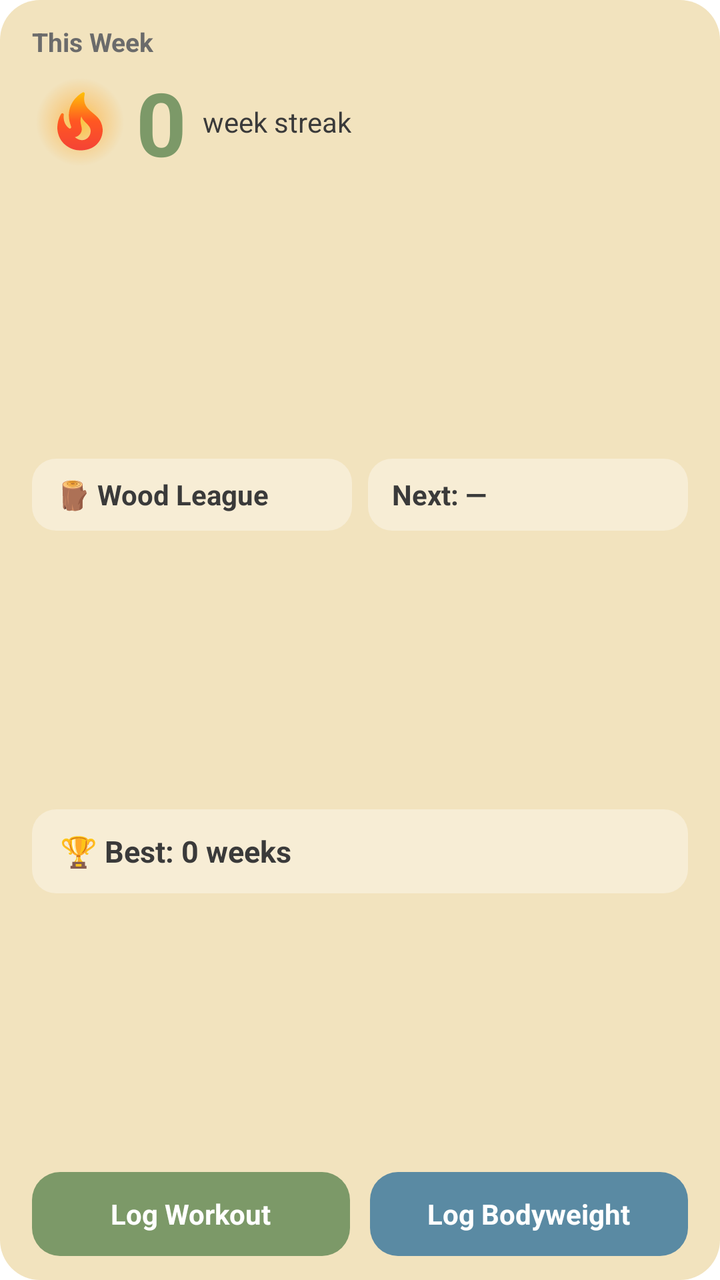
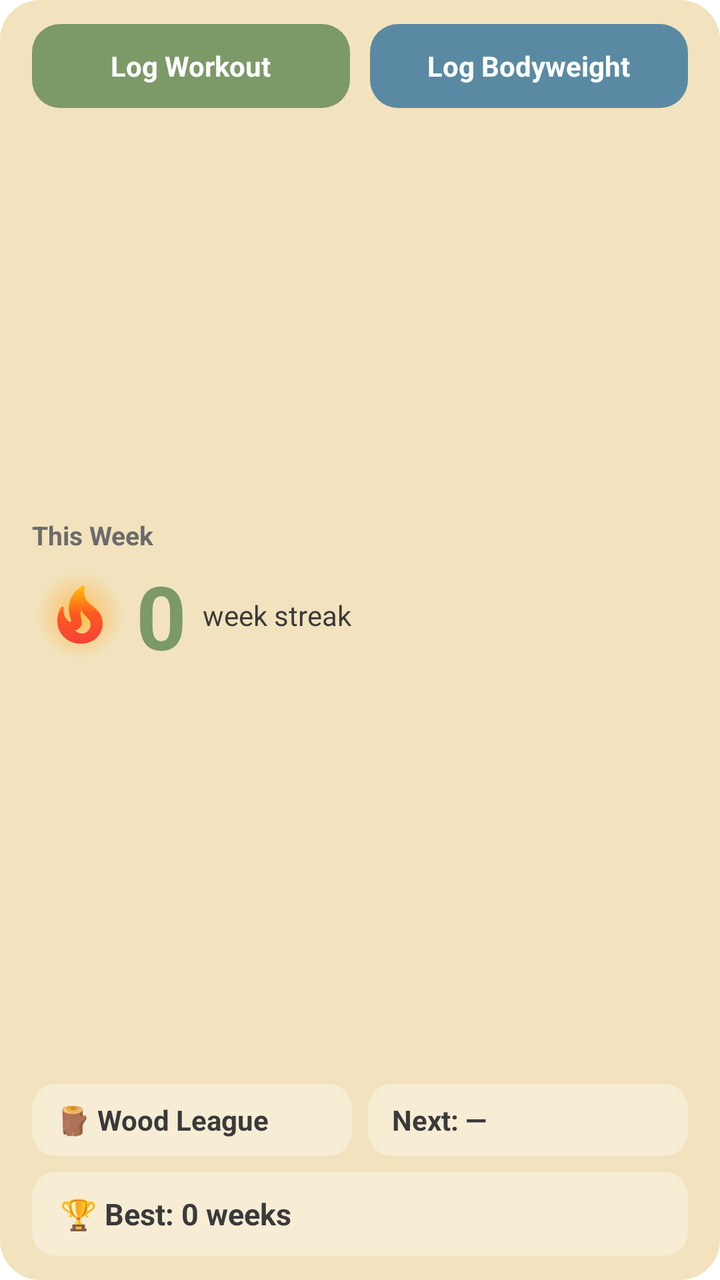

An Android layout rendered at two revisions. The XML below is the earlier revision; the diff shows what the commit changed to produce the second picture.
<!-- AndroidManifest.xml: fallback theme Theme.MaterialComponents.DayNight.NoActionBar -->
<!-- res/layout/widget_xlarge.xml -->
<?xml version="1.0" encoding="utf-8"?>
<FrameLayout xmlns:android="http://schemas.android.com/apk/res/android"
    android:id="@+id/widget_root"
    android:layout_width="match_parent"
    android:layout_height="match_parent">

    <ImageView
        android:id="@+id/bg_card"
        android:layout_width="match_parent"
        android:layout_height="match_parent"
        android:scaleType="fitXY"
        android:src="@drawable/widget_background"
        android:tint="@color/widget_background" />

    <LinearLayout
        android:layout_width="match_parent"
        android:layout_height="match_parent"
        android:orientation="vertical"
        android:paddingStart="16dp"
        android:paddingEnd="16dp"
        android:paddingTop="12dp"
        android:paddingBottom="12dp">

        <TextView
            android:id="@+id/header_text"
            android:layout_width="wrap_content"
            android:layout_height="wrap_content"
            android:text="This Week"
            android:textColor="@color/widget_text_muted"
            android:textSize="13sp"
            android:textStyle="bold" />

        <LinearLayout
            android:layout_width="match_parent"
            android:layout_height="wrap_content"
            android:layout_marginTop="2dp"
            android:orientation="horizontal"
            android:gravity="center_vertical">

            <FrameLayout
                android:layout_width="48dp"
                android:layout_height="48dp">

                <ImageView
                    android:id="@+id/fire_glow"
                    android:layout_width="match_parent"
                    android:layout_height="match_parent"
                    android:src="@drawable/widget_fire_glow" />

                <ImageView
                    android:id="@+id/fire_icon"
                    android:layout_width="34dp"
                    android:layout_height="34dp"
                    android:layout_gravity="center"
                    android:src="@drawable/ic_widget_fire_active" />
            </FrameLayout>

            <TextView
                android:id="@+id/streak_text"
                android:layout_width="wrap_content"
                android:layout_height="wrap_content"
                android:layout_marginStart="4dp"
                android:text="0"
                android:textColor="@color/widget_hero"
                android:textSize="44sp"
                android:textStyle="bold" />

            <TextView
                android:id="@+id/streak_label"
                android:layout_width="wrap_content"
                android:layout_height="wrap_content"
                android:layout_marginStart="8dp"
                android:text="week streak"
                android:textColor="@color/widget_text_dark"
                android:textSize="14sp" />
        </LinearLayout>

        <FrameLayout
            android:layout_width="match_parent"
            android:layout_height="0dp"
            android:layout_weight="1" />

        <LinearLayout
            android:layout_width="match_parent"
            android:layout_height="36dp"
            android:orientation="horizontal">

            <FrameLayout
                android:layout_width="0dp"
                android:layout_height="match_parent"
                android:layout_weight="1"
                android:layout_marginEnd="4dp">

                <ImageView
                    android:id="@+id/league_chip_bg"
                    android:layout_width="match_parent"
                    android:layout_height="match_parent"
                    android:scaleType="fitXY"
                    android:src="@drawable/widget_chip_bg"
                    android:tint="@color/widget_surface" />

                <TextView
                    android:id="@+id/league_text"
                    android:layout_width="match_parent"
                    android:layout_height="match_parent"
                    android:gravity="center_vertical"
                    android:paddingStart="12dp"
                    android:paddingEnd="12dp"
                    android:maxLines="1"
                    android:ellipsize="end"
                    android:autoSizeTextType="uniform"
                    android:autoSizeMinTextSize="10sp"
                    android:autoSizeMaxTextSize="14sp"
                    android:text="🪵 Wood League"
                    android:textColor="@color/widget_text_dark"
                    android:textSize="14sp"
                    android:textStyle="bold" />
            </FrameLayout>

            <FrameLayout
                android:layout_width="0dp"
                android:layout_height="match_parent"
                android:layout_weight="1"
                android:layout_marginStart="4dp">

                <ImageView
                    android:id="@+id/next_chip_bg"
                    android:layout_width="match_parent"
                    android:layout_height="match_parent"
                    android:scaleType="fitXY"
                    android:src="@drawable/widget_chip_bg"
                    android:tint="@color/widget_surface" />

                <TextView
                    android:id="@+id/next_workout_text"
                    android:layout_width="match_parent"
                    android:layout_height="match_parent"
                    android:gravity="center_vertical"
                    android:paddingStart="12dp"
                    android:paddingEnd="12dp"
                    android:maxLines="1"
                    android:ellipsize="end"
                    android:text="Next: —"
                    android:textColor="@color/widget_text_dark"
                    android:textSize="14sp"
                    android:textStyle="bold" />
            </FrameLayout>
        </LinearLayout>

        <FrameLayout
            android:layout_width="match_parent"
            android:layout_height="0dp"
            android:layout_weight="1" />

        <FrameLayout
            android:layout_width="match_parent"
            android:layout_height="42dp">

            <ImageView
                android:id="@+id/best_chip_bg"
                android:layout_width="match_parent"
                android:layout_height="match_parent"
                android:scaleType="fitXY"
                android:src="@drawable/widget_chip_bg"
                android:tint="@color/widget_surface" />

            <LinearLayout
                android:layout_width="match_parent"
                android:layout_height="match_parent"
                android:orientation="horizontal"
                android:gravity="center_vertical"
                android:paddingStart="14dp"
                android:paddingEnd="14dp">

                <TextView
                    android:id="@+id/best_text"
                    android:layout_width="0dp"
                    android:layout_height="wrap_content"
                    android:layout_weight="1"
                    android:maxLines="1"
                    android:ellipsize="end"
                    android:text="🏆 Best: 0 weeks"
                    android:textColor="@color/widget_text_dark"
                    android:textSize="15sp"
                    android:textStyle="bold" />

                <TextView
                    android:id="@+id/best_ended_text"
                    android:layout_width="wrap_content"
                    android:layout_height="wrap_content"
                    android:layout_marginStart="8dp"
                    android:maxLines="1"
                    android:text=""
                    android:textColor="@color/widget_text_muted"
                    android:textSize="13sp" />
            </LinearLayout>
        </FrameLayout>

        <FrameLayout
            android:layout_width="match_parent"
            android:layout_height="0dp"
            android:layout_weight="1" />

        <LinearLayout
            android:layout_width="match_parent"
            android:layout_height="42dp"
            android:orientation="horizontal">

            <FrameLayout
                android:id="@+id/log_button"
                android:layout_width="0dp"
                android:layout_height="match_parent"
                android:layout_weight="1"
                android:layout_marginEnd="5dp">

                <ImageView
                    android:id="@+id/log_button_bg"
                    android:layout_width="match_parent"
                    android:layout_height="match_parent"
                    android:scaleType="fitXY"
                    android:src="@drawable/widget_button_bg"
                    android:tint="@color/widget_hero" />

                <TextView
                    android:id="@+id/log_button_text"
                    android:layout_width="wrap_content"
                    android:layout_height="wrap_content"
                    android:layout_gravity="center"
                    android:maxLines="1"
                    android:text="Log Workout"
                    android:textColor="@color/widget_text_on_hero"
                    android:textSize="14sp"
                    android:textStyle="bold" />
            </FrameLayout>

            <FrameLayout
                android:id="@+id/bodyweight_button"
                android:layout_width="0dp"
                android:layout_height="match_parent"
                android:layout_weight="1"
                android:layout_marginStart="5dp">

                <ImageView
                    android:id="@+id/bodyweight_button_bg"
                    android:layout_width="match_parent"
                    android:layout_height="match_parent"
                    android:scaleType="fitXY"
                    android:src="@drawable/widget_button_bg"
                    android:tint="@color/widget_dashboard" />

                <TextView
                    android:id="@+id/bodyweight_button_text"
                    android:layout_width="wrap_content"
                    android:layout_height="wrap_content"
                    android:layout_gravity="center"
                    android:maxLines="1"
                    android:text="Log Bodyweight"
                    android:textColor="@color/widget_text_on_hero"
                    android:textSize="14sp"
                    android:textStyle="bold" />
            </FrameLayout>
        </LinearLayout>
    </LinearLayout>
</FrameLayout>
<!-- resources referenced by this layout -->
<resources>
  <color name="widget_background">#FFF2E3BE</color>
  <color name="widget_dashboard">#FF5A8AA3</color>
  <color name="widget_hero">#FF7C9968</color>
  <color name="widget_surface">#FFF7EDD5</color>
  <color name="widget_text_dark">#FF3A3A3A</color>
  <color name="widget_text_muted">#FF6B6B6B</color>
  <color name="widget_text_on_hero">#FFFFFFFF</color>
  <!-- drawable ic_widget_fire_active (drawable) -->
  <?xml version="1.0" encoding="utf-8"?>
  <vector xmlns:android="http://schemas.android.com/apk/res/android"
      xmlns:aapt="http://schemas.android.com/aapt"
      android:width="24dp"
      android:height="24dp"
      android:viewportWidth="24"
      android:viewportHeight="24">
      <path android:pathData="M19.48,12.35c-1.57,-4.08 -7.16,-4.3 -5.81,-10.23c0.1,-0.44 -0.37,-0.78 -0.75,-0.55C9.29,3.71 6.68,8 8.87,13.62c0.18,0.46 -0.36,0.89 -0.75,0.59c-1.81,-1.37 -2,-3.34 -1.84,-4.75c0.06,-0.52 -0.62,-0.77 -0.91,-0.34C4.69,10.16 4,11.84 4,14.37c0.38,5.6 5.11,7.32 6.81,7.54c2.43,0.31 5.06,-0.14 6.95,-1.87C19.84,18.11 20.6,15.03 19.48,12.35zM10.2,17.38c1.44,-0.35 2.18,-1.39 2.38,-2.31c0.33,-1.43 -0.96,-2.83 -0.09,-5.09c0.33,1.87 3.27,3.04 3.27,5.08C15.84,17.59 13.1,19.76 10.2,17.38z">
          <aapt:attr name="android:fillColor">
              <gradient
                  android:type="linear"
                  android:startX="12"
                  android:startY="22"
                  android:endX="12"
                  android:endY="1.5">
                  <item android:offset="0" android:color="#FFF44336" />
                  <item android:offset="0.5" android:color="#FFFF5722" />
                  <item android:offset="1" android:color="#FFFFC107" />
              </gradient>
          </aapt:attr>
      </path>
  </vector>
  <!-- drawable widget_background (drawable) -->
  <?xml version="1.0" encoding="utf-8"?>
  <shape xmlns:android="http://schemas.android.com/apk/res/android" android:shape="rectangle">
      <solid android:color="#FFFFFFFF" />
      <corners android:radius="20dp" />
  </shape>
  <!-- drawable widget_button_bg (drawable) -->
  <?xml version="1.0" encoding="utf-8"?>
  <shape xmlns:android="http://schemas.android.com/apk/res/android" android:shape="rectangle">
      <solid android:color="#FFFFFFFF" />
      <corners android:radius="14dp" />
  </shape>
  <!-- drawable widget_chip_bg (drawable) -->
  <?xml version="1.0" encoding="utf-8"?>
  <shape xmlns:android="http://schemas.android.com/apk/res/android" android:shape="rectangle">
      <solid android:color="#FFFFFFFF" />
      <corners android:radius="12dp" />
  </shape>
  <!-- drawable widget_fire_glow (drawable) -->
  <?xml version="1.0" encoding="utf-8"?>
  <shape xmlns:android="http://schemas.android.com/apk/res/android" android:shape="oval">
      <gradient
          android:type="radial"
          android:gradientRadius="22dp"
          android:centerColor="#55FFA726"
          android:startColor="#AAFFB300"
          android:endColor="#00FF6D00" />
  </shape>
</resources>

<!-- the commit's change to res/layout/widget_xlarge.xml (unified diff, before → after) -->
@@ -20,6 +20,71 @@
         android:paddingEnd="16dp"
         android:paddingTop="12dp"
         android:paddingBottom="12dp">
+
+        <LinearLayout
+            android:layout_width="match_parent"
+            android:layout_height="42dp"
+            android:orientation="horizontal">
+
+            <FrameLayout
+                android:id="@+id/log_button"
+                android:layout_width="0dp"
+                android:layout_height="match_parent"
+                android:layout_weight="1"
+                android:layout_marginEnd="5dp">
+
+                <ImageView
+                    android:id="@+id/log_button_bg"
+                    android:layout_width="match_parent"
+                    android:layout_height="match_parent"
+                    android:scaleType="fitXY"
+                    android:src="@drawable/widget_button_bg"
+                    android:tint="@color/widget_hero" />
+
+                <TextView
+                    android:id="@+id/log_button_text"
+                    android:layout_width="wrap_content"
+                    android:layout_height="wrap_content"
+                    android:layout_gravity="center"
+                    android:maxLines="1"
+                    android:text="Log Workout"
+                    android:textColor="@color/widget_text_on_hero"
+                    android:textSize="14sp"
+                    android:textStyle="bold" />
+            </FrameLayout>
+
+            <FrameLayout
+                android:id="@+id/bodyweight_button"
+                android:layout_width="0dp"
+                android:layout_height="match_parent"
+                android:layout_weight="1"
+                android:layout_marginStart="5dp">
+
+                <ImageView
+                    android:id="@+id/bodyweight_button_bg"
+                    android:layout_width="match_parent"
+                    android:layout_height="match_parent"
+                    android:scaleType="fitXY"
+                    android:src="@drawable/widget_button_bg"
+                    android:tint="@color/widget_dashboard" />
+
+                <TextView
+                    android:id="@+id/bodyweight_button_text"
+                    android:layout_width="wrap_content"
+                    android:layout_height="wrap_content"
+                    android:layout_gravity="center"
+                    android:maxLines="1"
+                    android:text="Log Bodyweight"
+                    android:textColor="@color/widget_text_on_hero"
+                    android:textSize="14sp"
+                    android:textStyle="bold" />
+            </FrameLayout>
+        </LinearLayout>
+
+        <FrameLayout
+            android:layout_width="match_parent"
+            android:layout_height="0dp"
+            android:layout_weight="1" />
 
         <TextView
             android:id="@+id/header_text"
@@ -149,12 +214,8 @@
 
         <FrameLayout
             android:layout_width="match_parent"
-            android:layout_height="0dp"
-            android:layout_weight="1" />
-
-        <FrameLayout
-            android:layout_width="match_parent"
-            android:layout_height="42dp">
+            android:layout_height="42dp"
+            android:layout_marginTop="8dp">
 
             <ImageView
                 android:id="@+id/best_chip_bg"
@@ -195,70 +256,5 @@
                     android:textSize="13sp" />
             </LinearLayout>
         </FrameLayout>
-
-        <FrameLayout
-            android:layout_width="match_parent"
-            android:layout_height="0dp"
-            android:layout_weight="1" />
-
-        <LinearLayout
-            android:layout_width="match_parent"
-            android:layout_height="42dp"
-            android:orientation="horizontal">
-
-            <FrameLayout
-                android:id="@+id/log_button"
-                android:layout_width="0dp"
-                android:layout_height="match_parent"
-                android:layout_weight="1"
-                android:layout_marginEnd="5dp">
-
-                <ImageView
-                    android:id="@+id/log_button_bg"
-                    android:layout_width="match_parent"
-                    android:layout_height="match_parent"
-                    android:scaleType="fitXY"
-                    android:src="@drawable/widget_button_bg"
-                    android:tint="@color/widget_hero" />
-
-                <TextView
-                    android:id="@+id/log_button_text"
-                    android:layout_width="wrap_content"
-                    android:layout_height="wrap_content"
-                    android:layout_gravity="center"
-                    android:maxLines="1"
-                    android:text="Log Workout"
-                    android:textColor="@color/widget_text_on_hero"
-                    android:textSize="14sp"
-                    android:textStyle="bold" />
-            </FrameLayout>
-
-            <FrameLayout
-                android:id="@+id/bodyweight_button"
-                android:layout_width="0dp"
-                android:layout_height="match_parent"
-                android:layout_weight="1"
-                android:layout_marginStart="5dp">
-
-                <ImageView
-                    android:id="@+id/bodyweight_button_bg"
-                    android:layout_width="match_parent"
-                    android:layout_height="match_parent"
-                    android:scaleType="fitXY"
-                    android:src="@drawable/widget_button_bg"
-                    android:tint="@color/widget_dashboard" />
-
-                <TextView
-                    android:id="@+id/bodyweight_button_text"
-                    android:layout_width="wrap_content"
-                    android:layout_height="wrap_content"
-                    android:layout_gravity="center"
-                    android:maxLines="1"
-                    android:text="Log Bodyweight"
-                    android:textColor="@color/widget_text_on_hero"
-                    android:textSize="14sp"
-                    android:textStyle="bold" />
-            </FrameLayout>
-        </LinearLayout>
     </LinearLayout>
 </FrameLayout>
